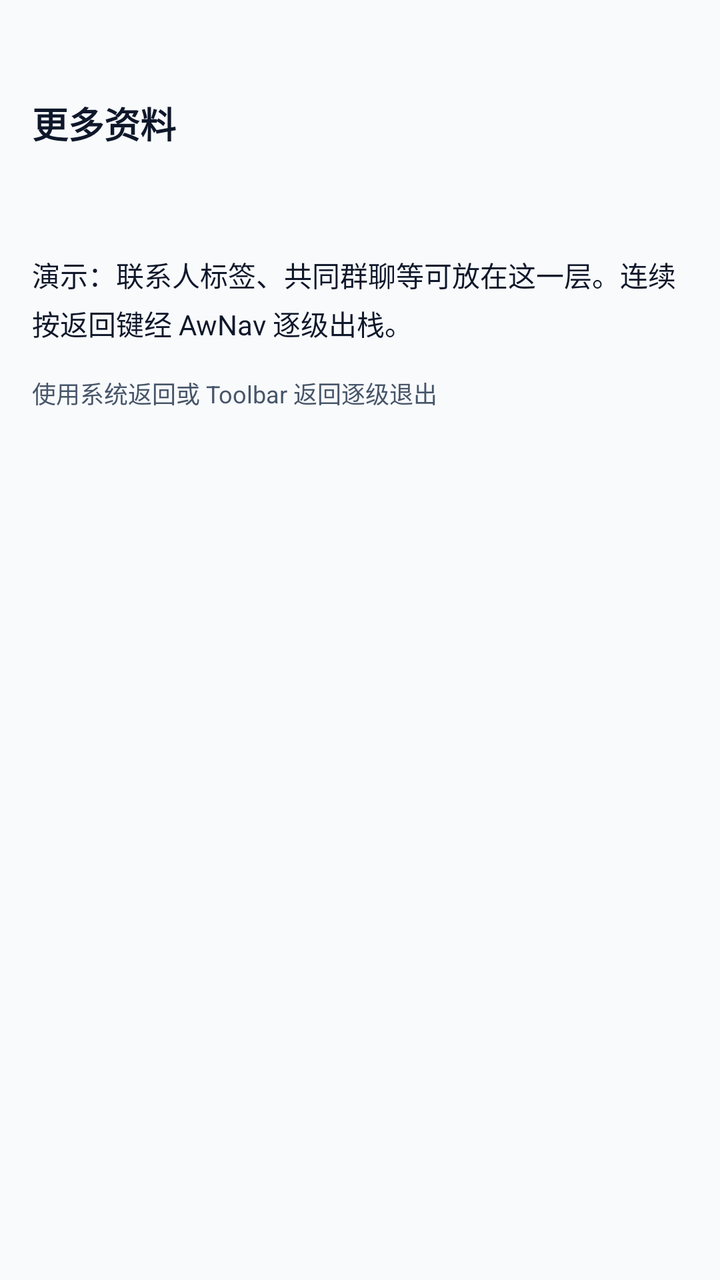
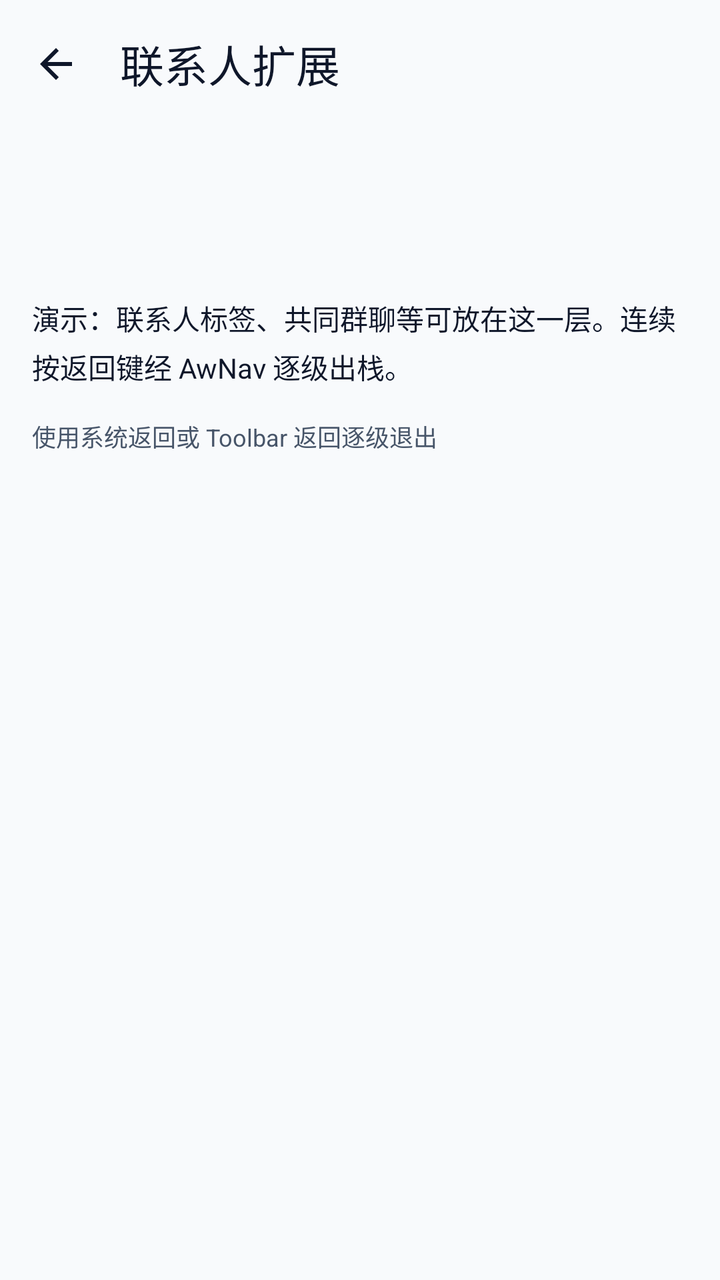

The first picture is an Android layout as it rendered before a commit; the second is the same layout after the commit. The layout source and the unified diff follow.
<!-- AndroidManifest.xml: application theme Theme.AwArchDemo -->
<!-- res/layout/fragment_contact_extra.xml -->
<?xml version="1.0" encoding="utf-8"?>
<LinearLayout xmlns:android="http://schemas.android.com/apk/res/android"
    android:layout_width="match_parent"
    android:layout_height="match_parent"
    android:background="@color/aw_demo_bg"
    android:orientation="vertical"
    android:padding="@dimen/demo_space_md">

    <TextView
        android:id="@+id/tvBreadcrumb"
        android:layout_width="match_parent"
        android:layout_height="wrap_content"
        android:textColor="@color/aw_demo_wechat"
        android:textSize="12sp"
        android:textStyle="bold" />

    <TextView
        android:layout_width="match_parent"
        android:layout_height="wrap_content"
        android:layout_marginTop="@dimen/demo_space_md"
        android:text="@string/wechat_contact_layer_3"
        android:textColor="@color/aw_demo_on_surface"
        android:textSize="18sp"
        android:textStyle="bold" />

    <TextView
        android:id="@+id/tvName"
        android:layout_width="match_parent"
        android:layout_height="wrap_content"
        android:layout_marginTop="@dimen/demo_space_sm"
        android:textColor="@color/aw_demo_on_surface_muted"
        android:textSize="15sp" />

    <TextView
        android:layout_width="match_parent"
        android:layout_height="wrap_content"
        android:layout_marginTop="@dimen/demo_space_lg"
        android:lineSpacingExtra="4dp"
        android:text="演示：联系人标签、共同群聊等可放在这一层。连续按返回键经 AwNav 逐级出栈。"
        android:textColor="@color/aw_demo_on_surface"
        android:textSize="14sp" />

    <TextView
        android:layout_width="match_parent"
        android:layout_height="wrap_content"
        android:layout_marginTop="@dimen/demo_space_md"
        android:text="@string/wechat_tip_system_back"
        android:textColor="@color/aw_demo_on_surface_muted"
        android:textSize="12sp" />
</LinearLayout>
<!-- resources referenced by this layout -->
<resources>
  <color name="aw_demo_bg">#F8FAFC</color>
  <color name="aw_demo_on_surface">#0F172A</color>
  <color name="aw_demo_on_surface_muted">#475569</color>
  <color name="aw_demo_wechat">#07C160</color>
  <dimen name="demo_space_lg">24dp</dimen>
  <dimen name="demo_space_md">16dp</dimen>
  <dimen name="demo_space_sm">8dp</dimen>
  <string name="wechat_contact_layer_3">更多资料</string>
  <string name="wechat_tip_system_back">使用系统返回或 Toolbar 返回逐级退出</string>
  <style name="Theme.AwArchDemo" parent="Theme.Material3.Light.NoActionBar">
          <item name="colorPrimary">@color/aw_demo_primary</item>
          <item name="colorOnPrimary">@color/aw_demo_on_primary</item>
          <item name="colorSecondary">@color/aw_demo_accent</item>
          <item name="colorOnSecondary">@color/aw_demo_on_primary</item>
          <item name="android:colorBackground">@color/aw_demo_bg</item>
          <item name="colorSurface">@color/aw_demo_surface</item>
          <item name="colorOnSurface">@color/aw_demo_on_surface</item>
          <item name="android:statusBarColor">@color/aw_demo_bg</item>
          <item name="android:navigationBarColor">@color/aw_demo_bg</item>
          <item name="android:windowLightStatusBar">true</item>
          <item name="android:windowLightNavigationBar">true</item>
          <item name="materialButtonStyle">@style/Widget.AwArchDemo.Button</item>
          <item name="textInputStyle">@style/Widget.AwArchDemo.TextInputLayout</item>
      </style>
  <color name="aw_demo_primary">#2563EB</color>
  <color name="aw_demo_on_primary">#FFFFFF</color>
  <color name="aw_demo_accent">#10B981</color>
  <color name="aw_demo_surface">#FFFFFF</color>
  <style name="Widget.AwArchDemo.Button" parent="Widget.Material3.Button">
          <item name="android:minHeight">48dp</item>
          <item name="android:textAllCaps">false</item>
          <item name="cornerRadius">12dp</item>
          <item name="android:insetTop">0dp</item>
          <item name="android:insetBottom">0dp</item>
      </style>
  <style name="Widget.AwArchDemo.TextInputLayout" parent="Widget.Material3.TextInputLayout.OutlinedBox">
          <item name="boxCornerRadiusTopStart">12dp</item>
          <item name="boxCornerRadiusTopEnd">12dp</item>
          <item name="boxCornerRadiusBottomStart">12dp</item>
          <item name="boxCornerRadiusBottomEnd">12dp</item>
      </style>
</resources>

<!-- the commit's change to res/layout/fragment_contact_extra.xml (unified diff, before → after) -->
@@ -1,50 +1,65 @@
 <?xml version="1.0" encoding="utf-8"?>
 <LinearLayout xmlns:android="http://schemas.android.com/apk/res/android"
+    xmlns:app="http://schemas.android.com/apk/res-auto"
     android:layout_width="match_parent"
     android:layout_height="match_parent"
     android:background="@color/aw_demo_bg"
-    android:orientation="vertical"
-    android:padding="@dimen/demo_space_md">
+    android:orientation="vertical">
 
-    <TextView
-        android:id="@+id/tvBreadcrumb"
+    <com.google.android.material.appbar.MaterialToolbar
+        android:id="@+id/toolbar"
         android:layout_width="match_parent"
-        android:layout_height="wrap_content"
-        android:textColor="@color/aw_demo_wechat"
-        android:textSize="12sp"
-        android:textStyle="bold" />
+        android:layout_height="?attr/actionBarSize"
+        android:background="@color/aw_demo_bg"
+        app:navigationIcon="?attr/homeAsUpIndicator"
+        app:navigationIconTint="@color/aw_demo_on_surface"
+        app:title="联系人扩展"
+        app:titleTextColor="@color/aw_demo_on_surface" />
 
-    <TextView
+    <androidx.core.widget.NestedScrollView
         android:layout_width="match_parent"
-        android:layout_height="wrap_content"
-        android:layout_marginTop="@dimen/demo_space_md"
-        android:text="@string/wechat_contact_layer_3"
-        android:textColor="@color/aw_demo_on_surface"
-        android:textSize="18sp"
-        android:textStyle="bold" />
+        android:layout_height="0dp"
+        android:layout_weight="1"
+        android:clipToPadding="false"
+        android:padding="@dimen/demo_space_md">
 
-    <TextView
-        android:id="@+id/tvName"
-        android:layout_width="match_parent"
-        android:layout_height="wrap_content"
-        android:layout_marginTop="@dimen/demo_space_sm"
-        android:textColor="@color/aw_demo_on_surface_muted"
-        android:textSize="15sp" />
+        <LinearLayout
+            android:layout_width="match_parent"
+            android:layout_height="wrap_content"
+            android:orientation="vertical">
 
-    <TextView
-        android:layout_width="match_parent"
-        android:layout_height="wrap_content"
-        android:layout_marginTop="@dimen/demo_space_lg"
-        android:lineSpacingExtra="4dp"
-        android:text="演示：联系人标签、共同群聊等可放在这一层。连续按返回键经 AwNav 逐级出栈。"
-        android:textColor="@color/aw_demo_on_surface"
-        android:textSize="14sp" />
+            <TextView
+                android:id="@+id/tvBreadcrumb"
+                android:layout_width="match_parent"
+                android:layout_height="wrap_content"
+                android:textColor="@color/aw_demo_wechat"
+                android:textSize="12sp"
+                android:textStyle="bold" />
 
-    <TextView
-        android:layout_width="match_parent"
-        android:layout_height="wrap_content"
-        android:layout_marginTop="@dimen/demo_space_md"
-        android:text="@string/wechat_tip_system_back"
-        android:textColor="@color/aw_demo_on_surface_muted"
-        android:textSize="12sp" />
+            <TextView
+                android:id="@+id/tvName"
+                android:layout_width="match_parent"
+                android:layout_height="wrap_content"
+                android:layout_marginTop="@dimen/demo_space_sm"
+                android:textColor="@color/aw_demo_on_surface_muted"
+                android:textSize="15sp" />
+
+            <TextView
+                android:layout_width="match_parent"
+                android:layout_height="wrap_content"
+                android:layout_marginTop="@dimen/demo_space_lg"
+                android:lineSpacingExtra="4dp"
+                android:text="演示：联系人标签、共同群聊等可放在这一层。连续按返回键经 AwNav 逐级出栈。"
+                android:textColor="@color/aw_demo_on_surface"
+                android:textSize="14sp" />
+
+            <TextView
+                android:layout_width="match_parent"
+                android:layout_height="wrap_content"
+                android:layout_marginTop="@dimen/demo_space_md"
+                android:text="@string/wechat_tip_system_back"
+                android:textColor="@color/aw_demo_on_surface_muted"
+                android:textSize="12sp" />
+        </LinearLayout>
+    </androidx.core.widget.NestedScrollView>
 </LinearLayout>
<!-- resource entries referenced after the edit -->
@@ -7,7 +7,6 @@
   <dimen name="demo_space_lg">24dp</dimen>
   <dimen name="demo_space_md">16dp</dimen>
   <dimen name="demo_space_sm">8dp</dimen>
-  <string name="wechat_contact_layer_3">更多资料</string>
   <string name="wechat_tip_system_back">使用系统返回或 Toolbar 返回逐级退出</string>
   <style name="Theme.AwArchDemo" parent="Theme.Material3.Light.NoActionBar">
           <item name="colorPrimary">@color/aw_demo_primary</item>
